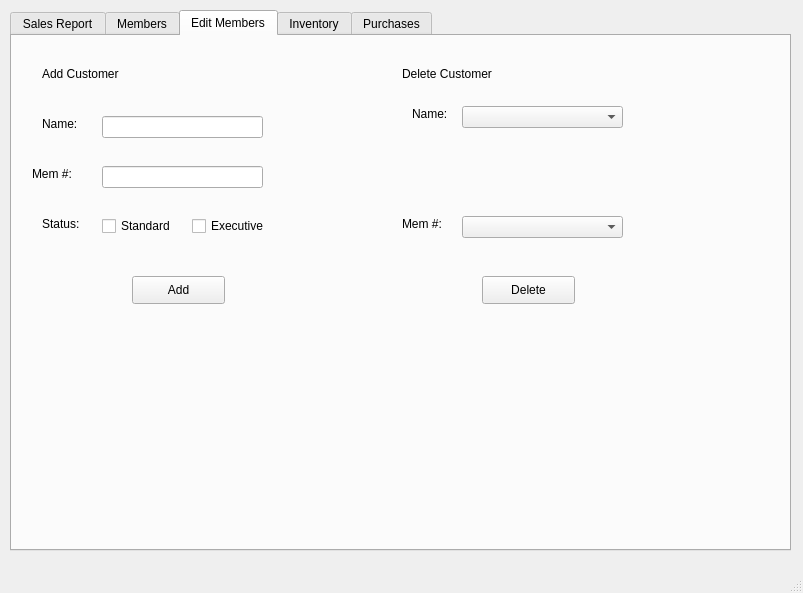
The window that QtCuties-BulkClubProject/menu.ui (NicholasHuCS1C/Bulk-Club-CS1C) describes before a commit, drawn with Qt 5.
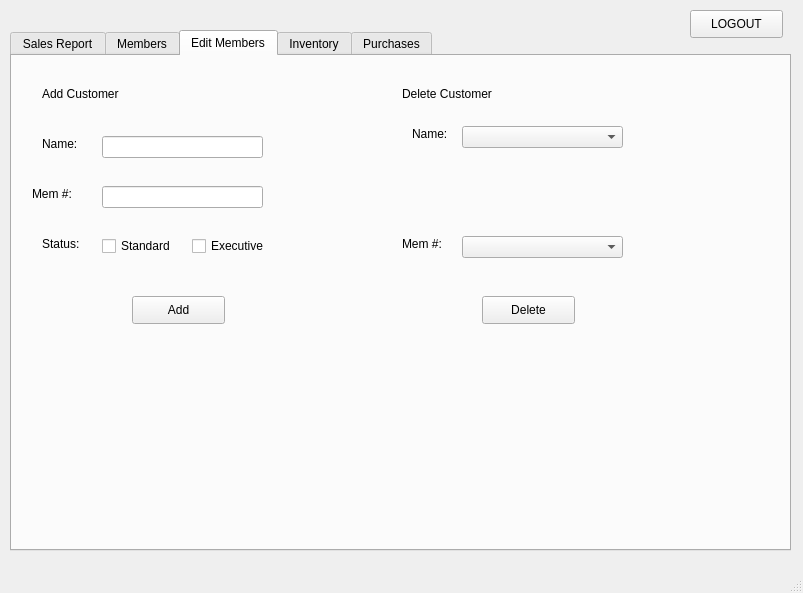
The same window after the commit. The open tabs and pages were chosen to show the change.

Commit message: Added logout button. Added store manager login.

The edit to the form file:
```diff
--- a/QtCuties-BulkClubProject/menu.ui
+++ b/QtCuties-BulkClubProject/menu.ui
@@ -18,9 +18,9 @@
     <property name="geometry">
      <rect>
       <x>10</x>
-      <y>10</y>
+      <y>30</y>
       <width>781</width>
-      <height>541</height>
+      <height>521</height>
      </rect>
     </property>
     <property name="currentIndex">
@@ -845,6 +845,19 @@
      </widget>
     </widget>
    </widget>
+   <widget class="QPushButton" name="buttonLogout">
+    <property name="geometry">
+     <rect>
+      <x>690</x>
+      <y>10</y>
+      <width>93</width>
+      <height>28</height>
+     </rect>
+    </property>
+    <property name="text">
+     <string>LOGOUT</string>
+    </property>
+   </widget>
   </widget>
   <widget class="QMenuBar" name="menubar">
    <property name="geometry">
```
Left out of the diff: 2 changed lines with no effect on the pictures. The commit also changes 8 other files.
